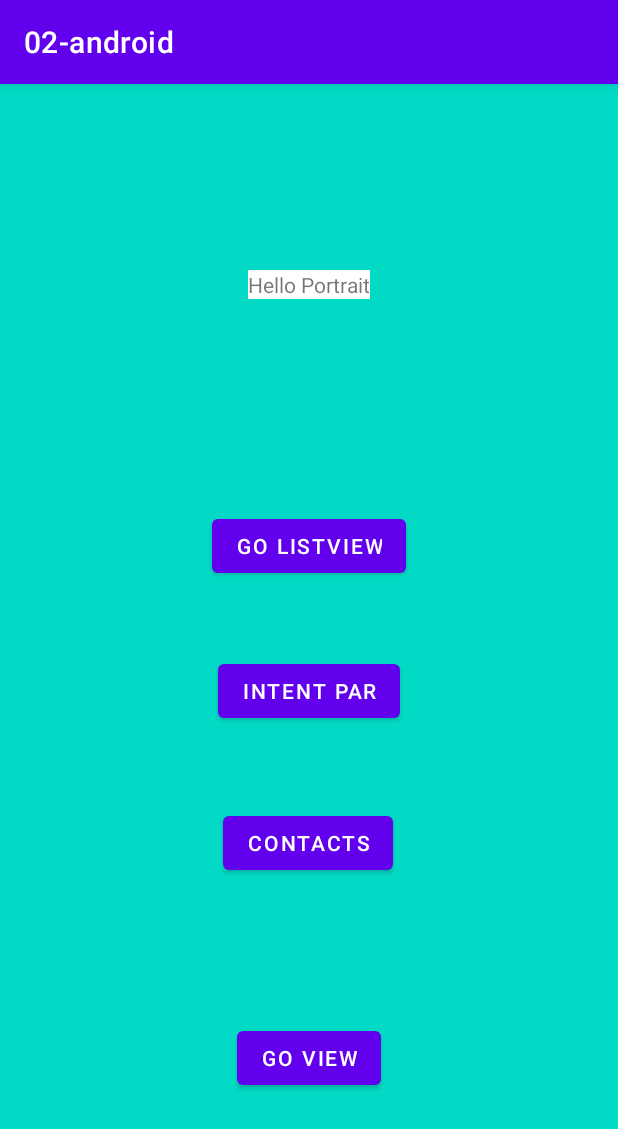
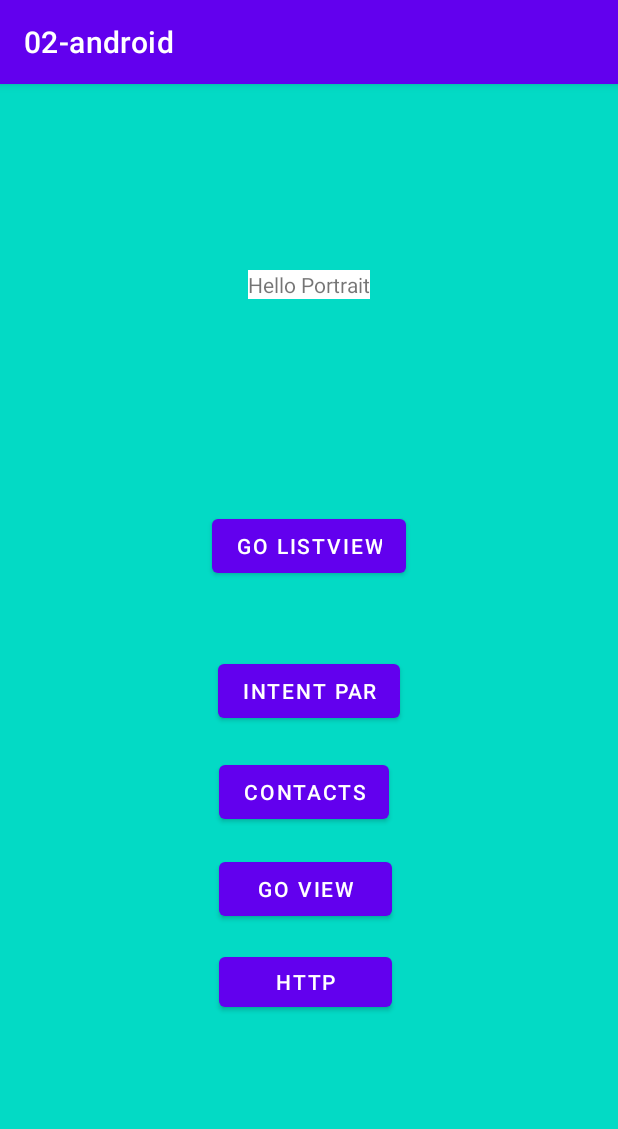
Before and after one commit to 2020-B-Aplicaciones-Moviles-Computacion/AMC-charco-cuenca-alex-vladimir, an Android app: the screen it shows after launch (MainActivity), on a phone screen of 412 x 824 dp. Shown: the top 1129 px of the screen. Run offline under Robolectric (Android 15) with nearby library versions, the phone set to English and light mode, and no system bars.

Commit message:
Clase 16 - HTTP

```diff
--- a/02-android/app/build.gradle
+++ b/02-android/app/build.gradle
@@ -42,4 +42,6 @@ dependencies {
     testImplementation 'junit:junit:4.+'
     androidTestImplementation 'androidx.test.ext:junit:1.1.1'
     androidTestImplementation 'androidx.test.espresso:espresso-core:3.2.0'
+    implementation 'com.github.kittinunf.fuel:fuel:2.3.1'
+
 }
--- a/02-android/app/src/main/java/com/example/a02_android/MainActivity.kt
+++ b/02-android/app/src/main/java/com/example/a02_android/MainActivity.kt
@@ -19,6 +19,12 @@ class MainActivity : AppCompatActivity() {
         setContentView(R.layout.activity_main)
 
         Log.i("main1","oncreate")
+
+        //Boton HTTP
+        val btnHTTP = findViewById<Button>(R.id.btn_http)
+        btnHTTP.setOnClickListener{
+            irActividad(HTTPActivity::class.java)
+        }
 
         //boton intent con respuesta
         val btnIntentResp = findViewById<Button>(R.id.btn_ir_intent_con_respuesta)
--- a/02-android/app/src/main/res/layout/activity_main.xml
+++ b/02-android/app/src/main/res/layout/activity_main.xml
@@ -59,19 +59,33 @@
         android:text="Contacts"
         app:layout_constraintBottom_toBottomOf="parent"
         app:layout_constraintEnd_toEndOf="parent"
-        app:layout_constraintHorizontal_bias="0.498"
+        app:layout_constraintHorizontal_bias="0.488"
         app:layout_constraintStart_toStartOf="parent"
         app:layout_constraintTop_toBottomOf="@+id/btn_ir_intent_explicito_parametros"
-        app:layout_constraintVertical_bias="0.183" />
+        app:layout_constraintVertical_bias="0.067" />
 
     <Button
         android:id="@+id/btn_go_recycle_view"
-        android:layout_width="wrap_content"
-        android:layout_height="wrap_content"
+        android:layout_width="115dp"
+        android:layout_height="48dp"
         android:text="Go View"
         app:layout_constraintBottom_toBottomOf="parent"
         app:layout_constraintEnd_toEndOf="parent"
+        app:layout_constraintHorizontal_bias="0.493"
         app:layout_constraintStart_toStartOf="parent"
-        app:layout_constraintTop_toBottomOf="@+id/btn_ir_intent_con_respuesta" />
+        app:layout_constraintTop_toBottomOf="@+id/btn_ir_intent_con_respuesta"
+        app:layout_constraintVertical_bias="0.074" />
+
+    <Button
+        android:id="@+id/btn_http"
+        android:layout_width="115dp"
+        android:layout_height="45dp"
+        android:text="HTTP"
+        app:layout_constraintBottom_toBottomOf="parent"
+        app:layout_constraintEnd_toEndOf="parent"
+        app:layout_constraintHorizontal_bias="0.493"
+        app:layout_constraintStart_toStartOf="parent"
+        app:layout_constraintTop_toBottomOf="@+id/btn_go_recycle_view"
+        app:layout_constraintVertical_bias="0.093" />
 
 </androidx.constraintlayout.widget.ConstraintLayout>
```
Also changed, not shown: 02-android/app/src/main/AndroidManifest.xml (+7 -1 lines), 02-android/app/src/main/java/com/example/a02_android/HTTPActivity.kt (added, +59 -0 lines), 02-android/app/src/main/res/layout/activity_h_t_t_p.xml (added, +9 -0 lines).
